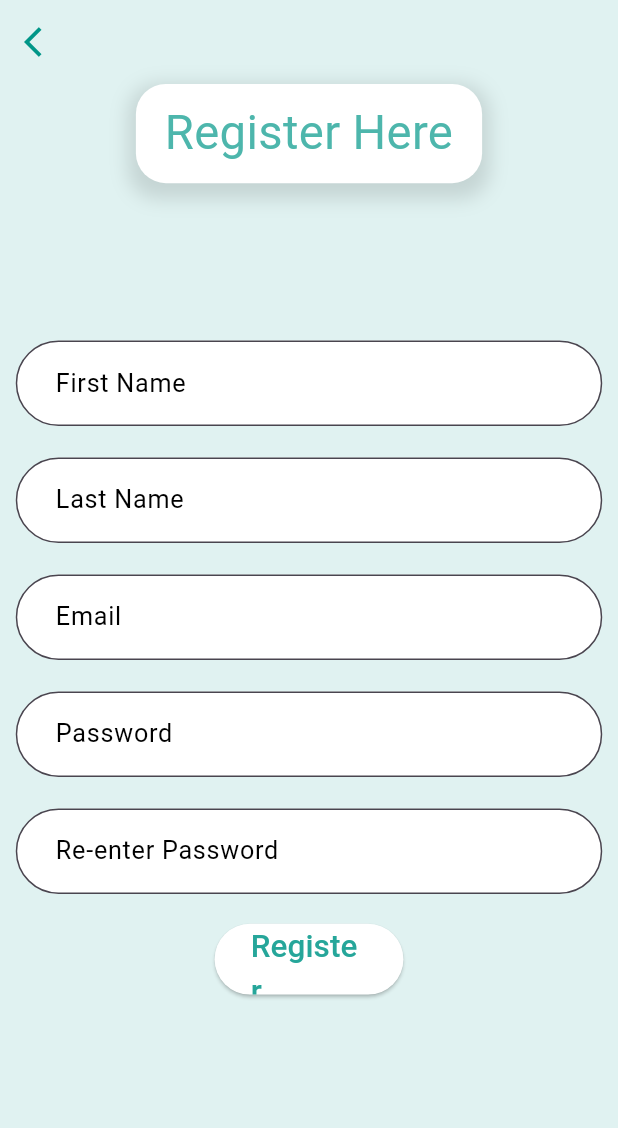
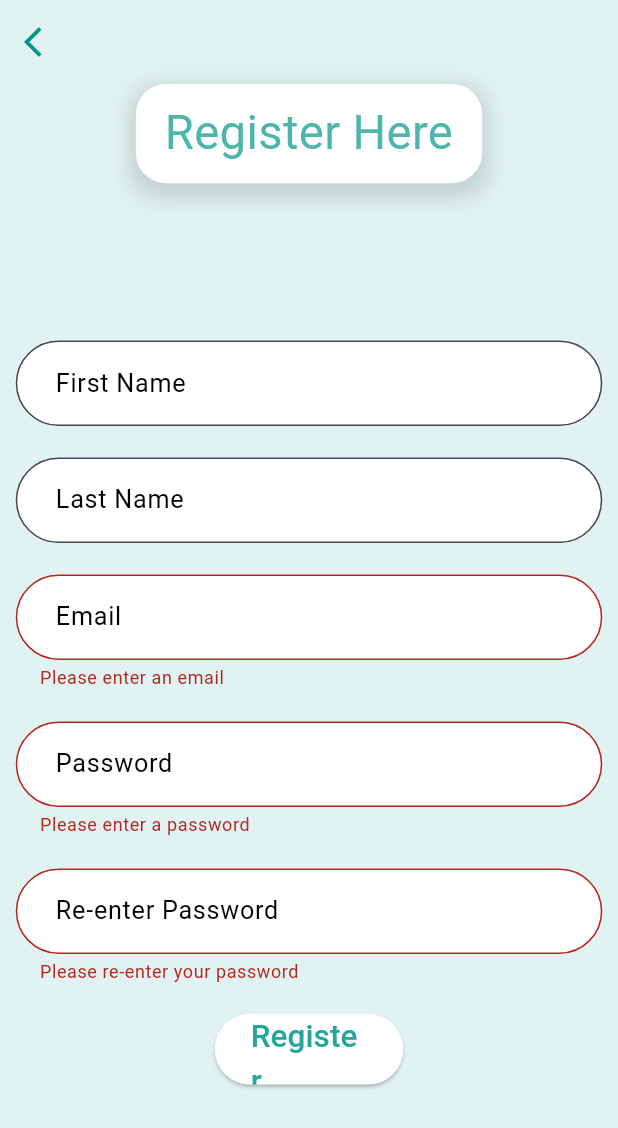
Before and after one commit to yagnik2411/Apni-Dukan, a Flutter app: the RegisterPage screen opened directly with empty values, after a tap on "Register", on a phone screen of 412 x 824 dp. Shown: the top 1128 px of the screen. Run offline on Flutter 3.47's test engine with Material 3 defaults, Android fonts, the light colour scheme and no system bars; our stand-ins replace bloc, firebase_auth, firebase_core, flutter_bloc, flutter_screenutil; accounts and stored records are empty.

Commit message:
SignUp Done

```diff
--- a/lib/features/Login/bloc/login_bloc.dart
+++ b/lib/features/Login/bloc/login_bloc.dart
@@ -1,5 +1,6 @@
 import 'dart:async';
 
+import 'package:apni_dukan/features/Login/firebase/authication.dart';
 import 'package:bloc/bloc.dart';
 import 'package:meta/meta.dart';
 
@@ -9,8 +10,12 @@ part 'login_state.dart';
 class LoginBloc extends Bloc<LoginEvent, LoginState> {
   LoginBloc() : super(LoginInitial()) {
     on<LoginInitialEvent>(loginInitialEvent);
-    on<LoginLoginButtonClickedEvent>(loginLoginButtonClickedEvent);
-    on<LoginRegisterButtonClickedEvent>(loginRegisterButtonClickedEvent);
+    on<LoginOptionPageLoginButtonClickedEvent>(
+        loginOptionPageLoginButtonClickedEvent);
+    on<LoginOptionPageRegisterButtonClickedEvent>(
+        loginOptionPageRegisterButtonClickedEvent);
+    on<LoginLoginPageLoginButtonClickedEvent>(
+        loginLoginPageLoginButtonClickedEvent);
   }
 
   FutureOr<void> loginInitialEvent(
@@ -18,12 +23,24 @@ class LoginBloc extends Bloc<LoginEvent, LoginState> {
     emit(LoginSuccessLoadedState());
   }
 
-  FutureOr<void> loginLoginButtonClickedEvent(
-      LoginLoginButtonClickedEvent event, Emitter<LoginState> emit) {
-    emit(LoginOptionPageToLoginPageNavigateEvent());
+  FutureOr<void> loginOptionPageLoginButtonClickedEvent(
+      LoginOptionPageLoginButtonClickedEvent event, Emitter<LoginState> emit) {
+    emit(LoginOptionPageToLoginPageNavigateState());
   }
 
-  FutureOr<void> loginRegisterButtonClickedEvent(LoginRegisterButtonClickedEvent event, Emitter<LoginState> emit) {
-    emit(LoginOptionPageToRegisterPageNavigateEvent());
+  FutureOr<void> loginOptionPageRegisterButtonClickedEvent(
+      LoginOptionPageRegisterButtonClickedEvent event,
+      Emitter<LoginState> emit) {
+    emit(LoginOptionPageToRegisterPageNavigateState());
+  }
+
+  FutureOr<void> loginLoginPageLoginButtonClickedEvent(
+      LoginLoginPageLoginButtonClickedEvent event,
+      Emitter<LoginState> emit) async {
+    String message = await firebaseSignUp(event.emailAddress, event.password);
+    emit(LoginSignUpState(message: message));
+    if (message == "Sign-up Successful") {
+      emit(LoginRegisterPageToHomePageNavigateState());
+    }
   }
 }
--- a/lib/features/Login/bloc/login_event.dart
+++ b/lib/features/Login/bloc/login_event.dart
@@ -5,6 +5,13 @@ sealed class LoginEvent {}
 
 class LoginInitialEvent extends LoginEvent {}
 
-class LoginLoginButtonClickedEvent extends LoginEvent {}
+class LoginOptionPageLoginButtonClickedEvent extends LoginEvent {}
 
-class LoginRegisterButtonClickedEvent extends LoginEvent {}
+class LoginOptionPageRegisterButtonClickedEvent extends LoginEvent {}
+
+class LoginLoginPageLoginButtonClickedEvent extends LoginEvent {
+  final String emailAddress;
+  final String password;
+
+  LoginLoginPageLoginButtonClickedEvent({required this.emailAddress, required this.password});
+}
--- a/lib/features/Login/bloc/login_state.dart
+++ b/lib/features/Login/bloc/login_state.dart
@@ -9,6 +9,14 @@ final class LoginInitial extends LoginState {}
 
 final class LoginSuccessLoadedState extends LoginState {}
 
-final class LoginOptionPageToLoginPageNavigateEvent extends LoginState {}
+final class LoginOptionPageToLoginPageNavigateState extends LoginState {}
 
-final class LoginOptionPageToRegisterPageNavigateEvent extends LoginState {}
+final class LoginOptionPageToRegisterPageNavigateState extends LoginState {}
+
+final class LoginSignUpState extends LoginActionState {
+  final String message;
+
+  LoginSignUpState({required this.message});
+}
+
+final class LoginRegisterPageToHomePageNavigateState extends LoginActionState {}
--- /dev/null
+++ b/lib/features/Login/firebase/authication.dart
@@ -0,0 +1,29 @@
+import 'package:firebase_auth/firebase_auth.dart';
+
+
+  Future<String> firebaseSignUp(String emailAddress, String password) async {
+    try {
+      final credential =
+          await FirebaseAuth.instance.createUserWithEmailAndPassword(
+        email: emailAddress,
+        password: password,
+      );
+      // If the sign-up is successful, return 1
+      return "Sign-up Successful";
+    } on FirebaseAuthException catch (e) {
+      if (e.code == 'weak-password') {
+        // If the password is weak, return 2
+        print('The password provided is too weak.');
+        return "Password is weak";
+      } else if (e.code == 'email-already-in-use') {
+        // If the account already exist, return 3
+        print('The account already exists for that email.');
+        return "Account already exists";
+      }
+      // If there's an error due to Firebase Authentication, return 0
+      return "Sign-up failed";
+    } catch (e) {
+      print(e);
+      return "Sign-up failed";
+    }
+  }
--- a/lib/features/Login/ui/widget/options_page.dart
+++ b/lib/features/Login/ui/widget/options_page.dart
@@ -56,7 +56,7 @@ class OptionPage extends StatelessWidget {
               height: 50.h,
               child: ElevatedButton(
                 onPressed: () {
-                  loginBloc.add(LoginLoginButtonClickedEvent());
+                  loginBloc.add(LoginOptionPageLoginButtonClickedEvent());
                 },
                 style: ElevatedButton.styleFrom(
                   backgroundColor: Colors.teal.shade300,
@@ -80,7 +80,7 @@ class OptionPage extends StatelessWidget {
               height: 50.h,
               child: ElevatedButton(
                 onPressed: () {
-                   loginBloc.add(LoginRegisterButtonClickedEvent());
+                   loginBloc.add(LoginOptionPageRegisterButtonClickedEvent());
                 },
                 style: ElevatedButton.styleFrom(
                   backgroundColor: Colors.teal.shade300,
--- a/lib/features/Login/ui/widget/register_page.dart
+++ b/lib/features/Login/ui/widget/register_page.dart
@@ -4,19 +4,18 @@ import 'package:flutter_screenutil/flutter_screenutil.dart';
 
 class RegisterPage extends StatelessWidget {
   final LoginBloc loginBloc;
-  const RegisterPage({
+   RegisterPage({
     super.key,
     required this.loginBloc,
   });
-
+  final TextEditingController emailController = TextEditingController();
+  final TextEditingController passwordController = TextEditingController();
+  final TextEditingController rePasswordController = TextEditingController();
+  GlobalKey<FormState> _formKey = GlobalKey<FormState>();
   @override
   Widget build(BuildContext context) {
     return PopScope(
       canPop: false,
-      // onPopInvoked: (didpop) async {
-      //   loginBloc.add(LoginInitialEvent());
-
-      // },
       child: Scaffold(
         appBar: AppBar(
           backgroundColor: Colors.transparent,
@@ -32,11 +31,12 @@ class RegisterPage extends StatelessWidget {
         ),
         backgroundColor: Colors.teal.shade50,
         body: Center(
+          child: Form(
+            key: _formKey,
             child: Column(
               mainAxisAlignment: MainAxisAlignment.start,
               crossAxisAlignment: CrossAxisAlignment.center,
               children: [
-
                 Container(
                   alignment: Alignment.center,
                   width: 220.w,
@@ -131,7 +131,8 @@ class RegisterPage extends StatelessWidget {
                 ),
                 Padding(
                   padding: EdgeInsets.all(10.0.w),
-                child: TextField(
+                  child: TextFormField(
+                    controller: emailController,
                     decoration: InputDecoration(
                       filled: true,
                       fillColor: Colors.white,
@@ -160,11 +161,22 @@ class RegisterPage extends StatelessWidget {
                         borderRadius: BorderRadius.circular(30),
                       ),
                     ),
+                     validator: (value) {
+                      if (value!.isEmpty) {
+                        return 'Please enter an email';
+                      }
+                      if (!RegExp(r'^[\w-\.]+@([\w-]+\.)+[\w-]{2,4}$')
+                          .hasMatch(value)) {
+                        return 'Please enter a valid email';
+                      }
+                      return null;
+                    },
                   ),
                 ),
                 Padding(
                   padding: EdgeInsets.all(10.0.w),
-                child: TextField(
+                  child: TextFormField(
+                    controller: passwordController,
                     decoration: InputDecoration(
                       filled: true,
                       fillColor: Colors.white,
@@ -193,11 +205,21 @@ class RegisterPage extends StatelessWidget {
                         borderRadius: BorderRadius.circular(30),
                       ),
                     ),
+                    validator: (value) {
+                      if (value!.isEmpty) {
+                        return 'Please enter a password';
+                      }
+                      if (value.length != 6) {
+                        return 'Password must be 6 digits';
+                      }
+                      return null;
+                    },
                   ),
                 ),
                 Padding(
                   padding: EdgeInsets.all(10.0.w),
-                child: TextField(
+                  child: TextFormField(
+                    controller: rePasswordController,
                     decoration: InputDecoration(
                       filled: true,
                       fillColor: Colors.white,
@@ -226,6 +248,18 @@ class RegisterPage extends StatelessWidget {
                         borderRadius: BorderRadius.circular(30),
                       ),
                     ),
+                    validator: (value) {
+                      if (value!.isEmpty) {
+                        return 'Please re-enter your password';
+                      }
+                      if (value.length != 6) {
+                        return 'Password must be 6 digits';
+                      }
+                      if (value != passwordController.text) {
+                        return 'Passwords do not match';
+                      }
+                      return null;
+                    },
                   ),
                 ),
                 10.verticalSpace,
@@ -233,7 +267,12 @@ class RegisterPage extends StatelessWidget {
                   width: 120.w,
                   height: 50.h,
                   child: ElevatedButton(
-                  onPressed: () {},
+                    onPressed: () {
+                      if (_formKey.currentState!.validate()) {
+                        loginBloc.add(LoginLoginPageLoginButtonClickedEvent(emailAddress: emailController.text,password: passwordController.text));
+                      }
+
+                    },
                     style: ElevatedButton.styleFrom(
                       backgroundColor: Colors.white,
                       shape: RoundedRectangleBorder(
@@ -253,6 +292,7 @@ class RegisterPage extends StatelessWidget {
             ),
           ),
         ),
+      ),
     );
   }
 }
--- a/pubspec.yaml
+++ b/pubspec.yaml
@@ -38,6 +38,7 @@ dependencies:
   cupertino_icons: ^1.0.2
   flutter_screenutil: ^5.9.0
   firebase_core: ^2.27.0
+  firebase_auth: ^4.17.8
 
 dev_dependencies:
   flutter_test:
```
Also changed, not shown: lib/features/Login/ui/login_options.dart (+21 -4 lines), lib/main.dart (+6 -6 lines), pubspec.lock, 3 other files. Lines whose indentation alone changed are shown as unchanged.
